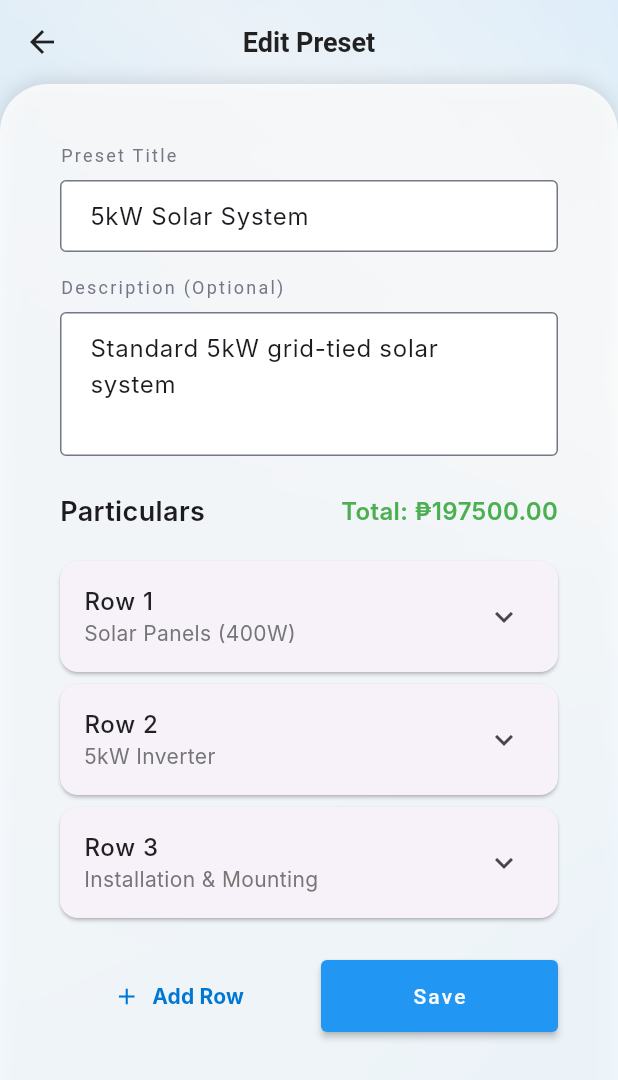
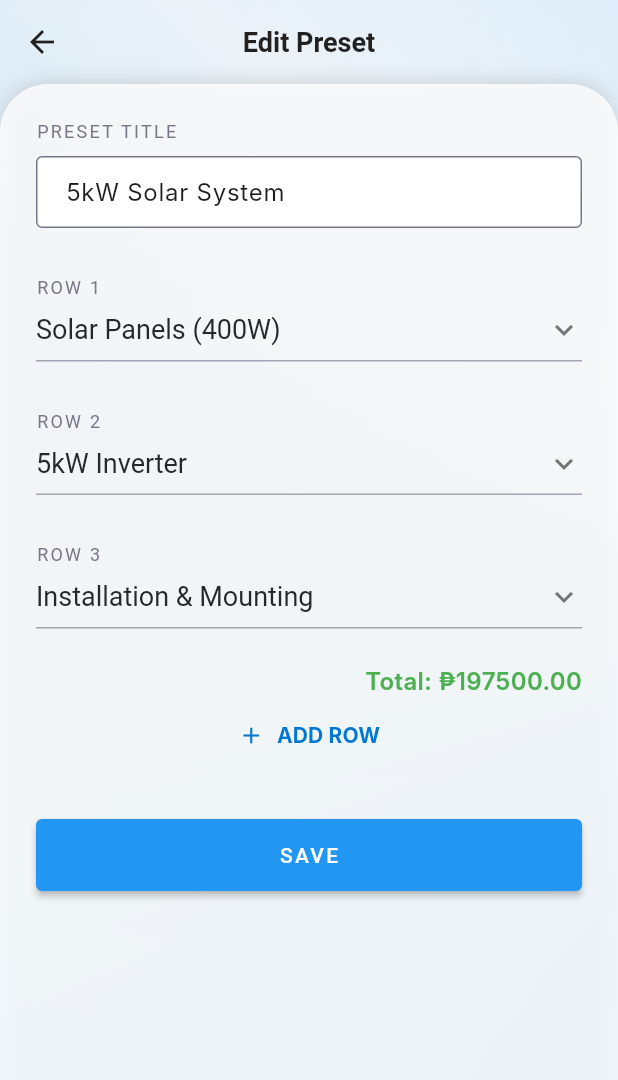
Before and after one commit to hanakki/solarize, a Flutter app: the PresetListScreen screen opened by its route, after a tap on the "edit" icon, on a phone screen of 412 x 824 dp. Shown: the top 1080 px of the screen. Run offline on Flutter 3.47's test engine with Material 3 defaults, Android fonts, the light colour scheme and no system bars; our stand-ins replace image_picker, pdf, printing, share_plus, shared_preferences; accounts and stored records are empty; Roboto replaces fonts that are missing (Inter, InterSemiBold, LeagueSpartan).

Commit message:
standardized UI for preset list screen and preset detail screen

```diff
--- a/lib/core/constants/strings.dart
+++ b/lib/core/constants/strings.dart
@@ -48,6 +48,7 @@ class AppStrings {
   static const String backupDurationLabel = 'BACKUP DURATION (HOURS)';
   static const String backupDurationDescription =
       'How long you want your battery to provide power during outages or at night';
+  static const String presetTitleLabel = "PRESET TITLE";
 
   // API Integration
   static const String apiIntegrationLabel = 'ENABLE API SUPPORT';
--- a/lib/data/models/preset_model.dart
+++ b/lib/data/models/preset_model.dart
@@ -25,7 +25,6 @@ class PresetModel {
   PresetModel copyWith({
     String? id,
     String? name,
-    String? description,
     List<ProjectRowModel>? defaultRows,
     DateTime? createdAt,
     DateTime? updatedAt,
@@ -34,7 +33,6 @@ class PresetModel {
     return PresetModel(
       id: id ?? this.id,
       name: name ?? this.name,
-      description: description ?? this.description,
       defaultRows: defaultRows ?? this.defaultRows,
       createdAt: createdAt ?? this.createdAt,
       updatedAt: updatedAt ?? this.updatedAt,
--- a/lib/presentation/viewmodels/preset_viewmodel.dart
+++ b/lib/presentation/viewmodels/preset_viewmodel.dart
@@ -134,7 +134,6 @@ class PresetViewModel extends ChangeNotifier {
       // Update preset
       final updatedPreset = existingPreset.copyWith(
         name: name,
-        description: description,
         defaultRows: rows,
         updatedAt: DateTime.now(),
       );
--- a/lib/presentation/views/presets/preset_detail_screen.dart
+++ b/lib/presentation/views/presets/preset_detail_screen.dart
@@ -6,12 +6,12 @@ import '../../widgets/common/background_container.dart';
 import '../../widgets/common/white_content_container.dart';
 import '../../widgets/common/custom_text_field.dart';
 import '../../widgets/common/custom_button.dart';
-import '../../widgets/common/accordion_widget.dart';
 import '../../widgets/common/loading_overlay.dart';
 import '../../../data/models/preset_model.dart';
 import '../../../data/models/project_row_model.dart';
 import '../../../core/constants/strings.dart';
 import '../../../core/utils/validators.dart';
+import '../../../core/constants/typography.dart';
 import 'add_preset_row_screen.dart';
 
 /// Screen for creating or editing presets
@@ -34,6 +34,9 @@ class _PresetDetailScreenState extends State<PresetDetailScreen> {
 
   List<ProjectRowModel> _rows = [];
   bool _isEditing = false;
+
+  // Track expanded state for each accordion
+  final Map<int, bool> _expandedStates = {};
 
   @override
   void initState() {
@@ -67,13 +70,10 @@ class _PresetDetailScreenState extends State<PresetDetailScreen> {
               children: [
                 Column(
                   children: [
-                    // Custom app bar
                     CustomAppBar(
                       title: _isEditing ? 'Edit Preset' : 'Create Preset',
                       onBackPressed: () => Navigator.pop(context),
                     ),
-
-                    // Content
                     Expanded(
                       child: WhiteContentContainer(
                         topMargin: 0,
@@ -82,8 +82,6 @@ class _PresetDetailScreenState extends State<PresetDetailScreen> {
                     ),
                   ],
                 ),
-
-                // Loading overlay
                 if (viewModel.isSaving) const LoadingOverlay(),
               ],
             );
@@ -100,37 +98,20 @@ class _PresetDetailScreenState extends State<PresetDetailScreen> {
         children: [
           Expanded(
             child: SingleChildScrollView(
-              padding: const EdgeInsets.all(16),
               child: Column(
                 crossAxisAlignment: CrossAxisAlignment.start,
                 children: [
-                  // Title field
                   CustomTextField(
-                    label: 'Preset Title',
+                    label: AppStrings.presetTitleLabel,
                     controller: _titleController,
                     validator: Validators.validateProjectName,
                     hint: 'Enter preset title',
                   ),
-
-                  const SizedBox(height: 16),
-
-                  // Description field
-                  CustomTextField(
-                    label: 'Description (Optional)',
-                    controller: _descriptionController,
-                    maxLines: 3,
-                    hint: 'Enter description',
-                  ),
-
                   const SizedBox(height: 24),
-
-                  // Particulars section
                   _buildParticularsSection(),
-
-                  const SizedBox(height: 24),
-
-                  // Action buttons
-                  _buildActionButtons(viewModel),
+                  _buildAddRowButton(),
+                  const SizedBox(height: 32),
+                  _buildSaveButton(viewModel),
                 ],
               ),
             ),
@@ -144,16 +125,25 @@ class _PresetDetailScreenState extends State<PresetDetailScreen> {
     return Column(
       crossAxisAlignment: CrossAxisAlignment.start,
       children: [
-        Row(
-          mainAxisAlignment: MainAxisAlignment.spaceBetween,
-          children: [
-            const Text(
-              'Particulars',
-              style: TextStyle(
-                fontSize: 18,
-                fontWeight: FontWeight.w600,
+        if (_rows.isEmpty)
+          const Center(
+            child: Padding(
+              padding: EdgeInsets.all(16),
+              child: Text(
+                'No items added yet.\nTap "Add Row" to get started.',
+                textAlign: TextAlign.center,
+                style: AppTypography.interRegularGray16_24_00,
               ),
             ),
+          )
+        else
+          ...List.generate(_rows.length, (index) {
+            final row = _rows[index];
+            return _buildItemAccordion(row, index);
+          }),
+        Row(
+          mainAxisAlignment: MainAxisAlignment.end,
+          children: [
             Text(
               'Total: ₱${_calculateTotal().toStringAsFixed(2)}',
               style: const TextStyle(
@@ -164,101 +154,142 @@ class _PresetDetailScreenState extends State<PresetDetailScreen> {
             ),
           ],
         ),
-
-        const SizedBox(height: 16),
-
-        // Particulars list
-        if (_rows.isEmpty)
-          const Center(
-            child: Padding(
-              padding: EdgeInsets.all(32),
-              child: Text(
-                'No particulars added yet.\nTap "Add Row" to get started.',
-                textAlign: TextAlign.center,
-                style: TextStyle(
-                  color: Colors.grey,
-                  fontSize: 16,
-                ),
-              ),
-            ),
-          )
-        else
-          ...List.generate(_rows.length, (index) {
-            final row = _rows[index];
-            return AccordionWidget(
-              title: 'Row ${index + 1}',
-              subtitle: row.description,
-              content: _buildRowContent(row),
-              onLongPress: () => _showRowOptions(index),
-            );
-          }),
       ],
     );
   }
 
-  Widget _buildRowContent(ProjectRowModel row) {
+  Widget _buildItemAccordion(ProjectRowModel row, int index) {
     return Column(
       crossAxisAlignment: CrossAxisAlignment.start,
       children: [
-        _buildRowDetail('Particular Name', row.title),
-        _buildRowDetail('Quantity', row.quantity.toString()),
-        _buildRowDetail('Unit', row.unit),
-        _buildRowDetail('Description', row.description),
-        _buildRowDetail(
-            'Estimated Price', '₱${row.estimatedPrice.toStringAsFixed(2)}'),
-        _buildRowDetail('Total Price', '₱${row.totalPrice.toStringAsFixed(2)}'),
+        Transform.translate(
+          offset: const Offset(0, 8),
+          child: Text(
+            'ROW ${index + 1}',
+            style: AppTypography.interSemiBoldGray12_16_15,
+          ),
+        ),
+        const SizedBox(height: 8),
+        _buildCustomAccordion(
+          title: row.title,
+          subtitle: '₱${row.totalPrice.toStringAsFixed(2)}',
+          content: Padding(
+            padding: const EdgeInsets.only(top: 8),
+            child: Column(
+              children: [
+                _buildDetailRow('Quantity', '${row.quantity}'),
+                _buildDetailRow('Unit', row.unit),
+                _buildDetailRow('Description', 'Model: ${row.title}'),
+                _buildDetailRow('Estimated Price',
+                    '₱${row.estimatedPrice.toStringAsFixed(2)}'),
+              ],
+            ),
+          ),
+          onLongPress: () => _showRowOptions(index),
+          index: index,
+        ),
       ],
     );
   }
 
-  Widget _buildRowDetail(String label, String value) {
+  /// Build custom accordion widget
+  Widget _buildCustomAccordion({
+    required String title,
+    required String subtitle,
+    required Widget content,
+    required VoidCallback onLongPress,
+    required int index,
+  }) {
+    final isExpanded = _expandedStates[index] ?? false;
+
+    return Column(
+      children: [
+        InkWell(
+          onTap: () {
+            setState(() {
+              _expandedStates[index] = !isExpanded;
+            });
+          },
+          onLongPress: onLongPress,
+          child: Container(
+            padding: const EdgeInsets.symmetric(vertical: 8, horizontal: 0),
+            child: Row(
+              children: [
+                Expanded(
+                  child: Column(
+                    crossAxisAlignment: CrossAxisAlignment.start,
+                    children: [
+                      Text(
+                        title,
+                        style: AppTypography.interSemiBoldBlack18_24_0,
+                      ),
+                    ],
+                  ),
+                ),
+                Icon(
+                  isExpanded ? Icons.expand_less : Icons.expand_more,
+                  color: Colors.grey[600],
+                ),
+              ],
+            ),
+          ),
+        ),
+        _buildDivider(),
+        AnimatedContainer(
+          duration: const Duration(milliseconds: 300),
+          height: isExpanded ? null : 0,
+          child: isExpanded
+              ? Container(
+                  width: double.infinity,
+                  child: content,
+                )
+              : null,
+        ),
+        const SizedBox(height: 24),
+      ],
+    );
+  }
+
+  Widget _buildDetailRow(String label, String value) {
     return Padding(
       padding: const EdgeInsets.symmetric(vertical: 4),
       child: Row(
-        crossAxisAlignment: CrossAxisAlignment.start,
+        mainAxisAlignment: MainAxisAlignment.spaceBetween,
         children: [
-          SizedBox(
-            width: 120,
-            child: Text(
+          Text(
             label,
-              style: const TextStyle(
-                fontWeight: FontWeight.w500,
-                color: Colors.grey,
+            style: AppTypography.interSemiBoldBlack16_24_0,
           ),
-            ),
-          ),
-          Expanded(
-            child: Text(
+          Text(
             value,
-              style: const TextStyle(
-                fontWeight: FontWeight.w500,
-              ),
-            ),
+            style: AppTypography.interRegularGray16_24_00,
           ),
         ],
       ),
     );
   }
 
-  Widget _buildActionButtons(PresetViewModel viewModel) {
-    return Row(
-      children: [
-        Expanded(
-          child: CustomButton(
-            text: 'Add Row',
+  Widget _buildDivider() {
+    return const Divider(
+      color: Color(0xFFA4A3B3),
+      height: 1,
+      thickness: 1,
+    );
+  }
+
+  Widget _buildAddRowButton() {
+    return CustomButton(
+      text: AppStrings.addRowButton,
       style: CustomButtonStyle.tertiary,
       onPressed: _addRow,
       icon: const Icon(Icons.add),
-          ),
-        ),
-        const SizedBox(width: 16),
-        Expanded(
-          child: CustomButton(
-            text: 'Save',
+    );
+  }
+
+  Widget _buildSaveButton(PresetViewModel viewModel) {
+    return CustomButton(
+      text: AppStrings.saveButton,
       onPressed: _canSave() ? () => _savePreset(viewModel) : null,
-          ),
-        ),
-      ],
     );
   }
 
--- a/lib/presentation/views/presets/preset_list_screen.dart
+++ b/lib/presentation/views/presets/preset_list_screen.dart
@@ -62,12 +62,15 @@ class _PresetListScreenState extends State<PresetListScreen> {
       ),
 
       // Floating action button for adding new preset
-      floatingActionButton: FloatingActionButton(
-        onPressed: () => _addNewPreset(),
-        backgroundColor: Theme.of(context).primaryColor,
-        child: const Icon(
-          Icons.add,
-          color: Colors.white,
+      floatingActionButton: Padding(
+        padding: const EdgeInsets.only(bottom: 48),
+        child: FloatingActionButton(
+          onPressed: () => _addNewPreset(),
+          backgroundColor: Theme.of(context).primaryColor,
+          child: const Icon(
+            Icons.add,
+            color: Colors.white,
+          ),
         ),
       ),
     );
@@ -154,7 +157,7 @@ class _PresetListScreenState extends State<PresetListScreen> {
 
   Widget _buildPresetList(PresetViewModel viewModel) {
     return ListView.builder(
-      padding: const EdgeInsets.all(16),
+      padding: EdgeInsets.zero,
       itemCount: viewModel.presets.length,
       itemBuilder: (context, index) {
         final preset = viewModel.presets[index];
--- a/lib/presentation/views/presets/widgets/preset_item_widget.dart
+++ b/lib/presentation/views/presets/widgets/preset_item_widget.dart
@@ -1,6 +1,7 @@
 import 'package:flutter/material.dart';
 import '../../../../data/models/preset_model.dart';
 import '../../../../core/constants/colors.dart';
+import '../../../../core/constants/typography.dart';
 
 /// Widget for displaying a preset item in the list
 class PresetItemWidget extends StatelessWidget {
@@ -19,74 +20,27 @@ class PresetItemWidget extends StatelessWidget {
 
   @override
   Widget build(BuildContext context) {
-    return Card(
-      margin: const EdgeInsets.symmetric(vertical: 4),
-      child: ListTile(
-        contentPadding: const EdgeInsets.symmetric(horizontal: 16, vertical: 8),
-        title: Text(
-          preset.name,
-          style: const TextStyle(
-            fontSize: 16,
-            fontWeight: FontWeight.w600,
-            color: AppColors.primaryTextColor,
+    return Container(
+      decoration: const BoxDecoration(
+        border: Border(
+          bottom: BorderSide(
+            color: Color(0xFFE0E0E0),
+            width: 1,
           ),
         ),
-        subtitle: Column(
-          crossAxisAlignment: CrossAxisAlignment.start,
-          children: [
-            if (preset.description?.isNotEmpty == true) ...[
-              const SizedBox(height: 4),
-              Text(
-                preset.description!,
-                style: const TextStyle(
-                  fontSize: 14,
-                  color: AppColors.secondaryTextColor,
-                ),
-                maxLines: 2,
-                overflow: TextOverflow.ellipsis,
-              ),
-            ],
-            const SizedBox(height: 4),
-            Row(
-              children: [
-                Icon(
-                  Icons.inventory_2,
-                  size: 16,
-                  color: Colors.grey[600],
-                ),
-                const SizedBox(width: 4),
-                Text(
-                  '${preset.itemCount} items',
-                  style: TextStyle(
-                    fontSize: 12,
-                    color: Colors.grey[600],
-                  ),
-                ),
-                const SizedBox(width: 16),
-                Icon(
-                  Icons.attach_money,
-                  size: 16,
-                  color: Colors.grey[600],
-                ),
-                const SizedBox(width: 4),
-                Text(
-                  '₱${preset.totalEstimatedPrice.toStringAsFixed(2)}',
-                  style: TextStyle(
-                    fontSize: 12,
-                    color: Colors.grey[600],
-                    fontWeight: FontWeight.w500,
-                  ),
-                ),
-              ],
+      ),
+      child: Row(
+        children: [
+          Expanded(
+            child: Text(
+              preset.name,
+              style: AppTypography.interSemiBoldBlack18_24_0,
             ),
-          ],
-        ),
-        trailing: Row(
-          mainAxisSize: MainAxisSize.min,
-          children: [
-            // Edit button
-            if (onEdit != null)
-              IconButton(
+          ),
+          if (onEdit != null)
+            Transform.translate(
+              offset: const Offset(16, 0),
+              child: IconButton(
                 onPressed: onEdit,
                 icon: const Icon(
                   Icons.edit,
@@ -95,9 +49,11 @@ class PresetItemWidget extends StatelessWidget {
                 ),
                 tooltip: 'Edit preset',
               ),
-            // Delete button
-            if (onDelete != null)
-              IconButton(
+            ),
+          if (onDelete != null)
+            Transform.translate(
+              offset: const Offset(8, 0),
+              child: IconButton(
                 onPressed: onDelete,
                 icon: const Icon(
                   Icons.delete,
@@ -106,14 +62,8 @@ class PresetItemWidget extends StatelessWidget {
                 ),
                 tooltip: 'Delete preset',
               ),
-            // Chevron icon
-            const Icon(
-              Icons.chevron_right,
-              color: AppColors.secondaryTextColor,
             ),
-          ],
-        ),
-        onTap: onTap,
+        ],
       ),
     );
   }
--- a/lib/presentation/views/quote_generation/step_two_screen.dart
+++ b/lib/presentation/views/quote_generation/step_two_screen.dart
@@ -175,6 +175,9 @@ class _StepTwoScreenState extends State<StepTwoScreen> {
             final row = _projectRows[index];
             return _buildItemAccordion(row, index);
           }),
+        Row(
+          mainAxisAlignment: MainAxisAlignment.end,
+          children: [
             Text(
               'Total: ₱${_calculateTotal().toStringAsFixed(2)}',
               style: const TextStyle(
@@ -182,6 +185,8 @@ class _StepTwoScreenState extends State<StepTwoScreen> {
                 fontWeight: FontWeight.w600,
                 color: Colors.green,
               ),
+            ),
+          ],
         ),
       ],
     );
--- a/lib/presentation/widgets/common/accordion_widget.dart
+++ b/lib/presentation/widgets/common/accordion_widget.dart
@@ -1,74 +1,74 @@
-import 'package:flutter/material.dart';
-import '../../../core/constants/colors.dart';
-import '../../../core/constants/app_constants.dart';
+// import 'package:flutter/material.dart';
+// import '../../../core/constants/colors.dart';
+// import '../../../core/constants/app_constants.dart';
 
-/// Accordion widget for expandable content sections
-/// Used for project rows in quote generation
-class AccordionWidget extends StatelessWidget {
-  final String title;
-  final String? subtitle;
-  final Widget content;
-  final bool isExpanded;
-  final ValueChanged<bool>? onExpansionChanged;
-  final VoidCallback? onLongPress;
-  final Widget? trailing;
+// /// Accordion widget for expandable content sections
+// /// Used for project rows in quote generation
+// class AccordionWidget extends StatelessWidget {
+//   final String title;
+//   final String? subtitle;
+//   final Widget content;
+//   final bool isExpanded;
+//   final ValueChanged<bool>? onExpansionChanged;
+//   final VoidCallback? onLongPress;
+//   final Widget? trailing;
 
-  const AccordionWidget({
-    super.key,
-    required this.title,
-    this.subtitle,
-    required this.content,
-    this.isExpanded = false,
-    this.onExpansionChanged,
-    this.onLongPress,
-    this.trailing,
-  });
+//   const AccordionWidget({
+//     super.key,
+//     required this.title,
+//     this.subtitle,
+//     required this.content,
+//     this.isExpanded = false,
+//     this.onExpansionChanged,
+//     this.onLongPress,
+//     this.trailing,
+//   });
 
-  @override
-  Widget build(BuildContext context) {
-    return Card(
-      margin: const EdgeInsets.symmetric(vertical: 4),
-      child: ExpansionTile(
-        title: Text(
-          title,
-          style: const TextStyle(
-            fontSize: 16,
-            fontWeight: FontWeight.w500,
-            color: AppColors.primaryTextColor,
-          ),
-        ),
-        subtitle: subtitle != null
-            ? Text(
-                subtitle!,
-                style: const TextStyle(
-                  fontSize: 14,
-                  color: AppColors.secondaryTextColor,
-                ),
-                maxLines: 2,
-                overflow: TextOverflow.ellipsis,
-              )
-            : null,
-        trailing: trailing,
-        initiallyExpanded: isExpanded,
-        onExpansionChanged: onExpansionChanged,
-        children: [
-          GestureDetector(
-            onLongPress: onLongPress,
-            child: Container(
-              width: double.infinity,
-              padding: const EdgeInsets.all(16),
-              decoration: BoxDecoration(
-                color: Colors.grey.shade50,
-                borderRadius: const BorderRadius.only(
-                  bottomLeft: Radius.circular(AppConstants.borderRadiusMedium),
-                  bottomRight: Radius.circular(AppConstants.borderRadiusMedium),
-                ),
-              ),
-              child: content,
-            ),
-          ),
-        ],
-      ),
-    );
-  }
-}
+//   @override
+//   Widget build(BuildContext context) {
+//     return Card(
+//       margin: const EdgeInsets.symmetric(vertical: 4),
+//       child: ExpansionTile(
+//         title: Text(
+//           title,
+//           style: const TextStyle(
+//             fontSize: 16,
+//             fontWeight: FontWeight.w500,
+//             color: AppColors.primaryTextColor,
+//           ),
+//         ),
+//         subtitle: subtitle != null
+//             ? Text(
+//                 subtitle!,
+//                 style: const TextStyle(
+//                   fontSize: 14,
+//                   color: AppColors.secondaryTextColor,
+//                 ),
+//                 maxLines: 2,
+//                 overflow: TextOverflow.ellipsis,
+//               )
+//             : null,
+//         trailing: trailing,
+//         initiallyExpanded: isExpanded,
+//         onExpansionChanged: onExpansionChanged,
+//         children: [
+//           GestureDetector(
+//             onLongPress: onLongPress,
+//             child: Container(
+//               width: double.infinity,
+//               padding: const EdgeInsets.all(16),
+//               decoration: BoxDecoration(
+//                 color: Colors.grey.shade50,
+//                 borderRadius: const BorderRadius.only(
+//                   bottomLeft: Radius.circular(AppConstants.borderRadiusMedium),
+//                   bottomRight: Radius.circular(AppConstants.borderRadiusMedium),
+//                 ),
+//               ),
+//               child: content,
+//             ),
+//           ),
+//         ],
+//       ),
+//     );
+//   }
+// }
```
Lines whose indentation alone changed are shown as unchanged.
